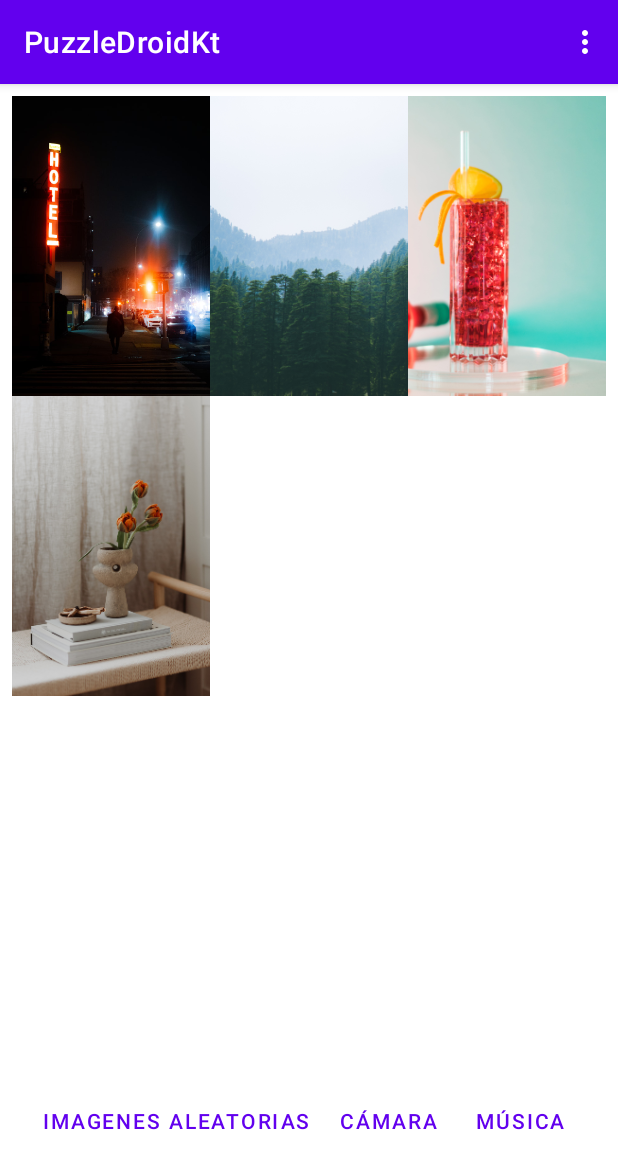
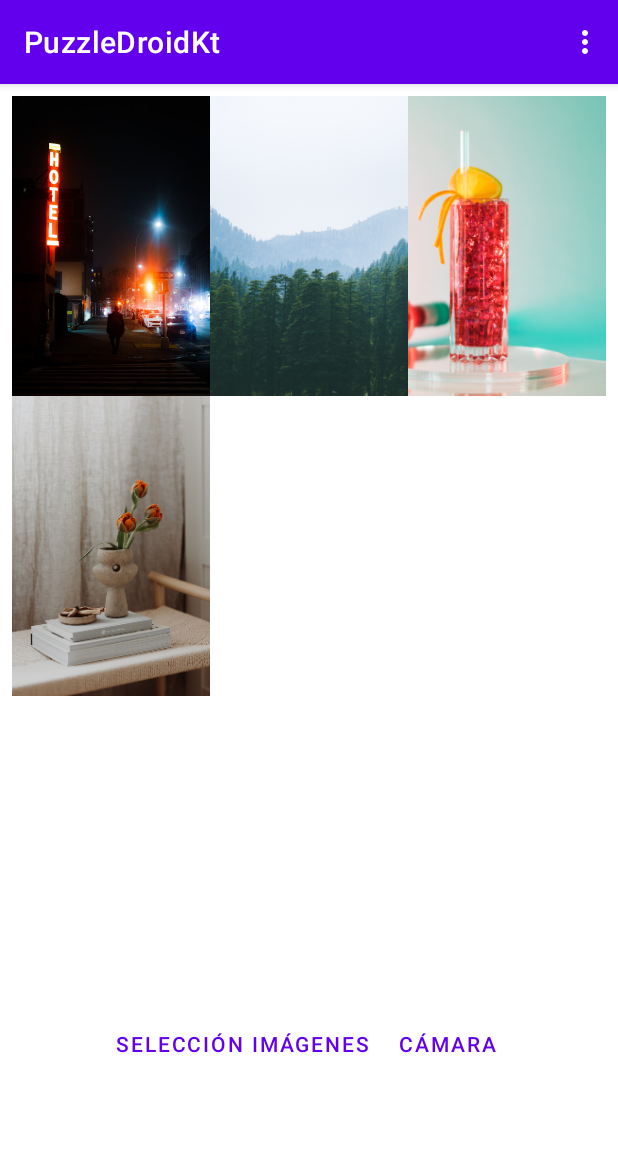
Before and after one commit to DiegoPC-UOC/PuzzleDroidKt, an Android app: the screen it shows after launch (MenuActivity), after a tap on "CÁMARA", on a phone screen of 412 x 824 dp. Shown: the top 1169 px of the screen. Run offline under Robolectric (Android 15) with nearby library versions, the phone set to English and light mode, and no system bars; 1 statement that could not run was skipped.

Commit message:
Finished Product2

```diff
--- a/app/src/main/java/com/example/puzzledroidkt/MainActivity.kt
+++ b/app/src/main/java/com/example/puzzledroidkt/MainActivity.kt
@@ -13,9 +13,7 @@ class MainActivity : AppCompatActivity() {
         /**
          * Mantiene activo splash screen
          */
-         if (!MyMusicService.isRuning) {
-            startService(Intent(this,MyMusicService::class.java))
-         }
+        screenSplash.setKeepOnScreenCondition {true}
         //Si el servicio no esta activo
         //Activa el servicio
         //TODO: Confirmar permisos
--- a/app/src/main/java/com/example/puzzledroidkt/MenuActivity.kt
+++ b/app/src/main/java/com/example/puzzledroidkt/MenuActivity.kt
@@ -7,8 +7,7 @@ import android.os.Bundle
 import android.os.Environment
 import android.provider.MediaStore
 import android.view.Menu
-import android.view.View
-import android.view.View.OnClickListener
+import android.view.MenuItem
 import android.widget.Toast
 import androidx.appcompat.app.AppCompatActivity
 import androidx.core.content.FileProvider
@@ -18,82 +17,84 @@ import kotlin.concurrent.thread
 
 
 class MenuActivity : AppCompatActivity() {
+    //private val musicCode = 300
     private val galleryCode = 200
     private val cameraCode = 100
-    private var selectedImgPathList :ArrayList<String> = ArrayList<String>()
-    private lateinit var binding : ActivityMenuBinding
+    private var selectedImgPathList :ArrayList<String> = ArrayList()
     private lateinit var cameraImgPath : String
     override fun onCreate(savedInstanceState: Bundle?) {
         super.onCreate(savedInstanceState)
         val binding = ActivityMenuBinding.inflate(layoutInflater)
         setContentView(binding.root)
+        startService(Intent(this,MyMusicService::class.java))
 
+        //Lista de las imagenes dentro de la carpeta assets
         val imgList: Array<String>? = binding.root.context.assets.list("img/")
-        val imgs: ArrayList<PuzzleImage> = ArrayList<PuzzleImage>()
+        //Lista de objetos PuzzleImage que se mostrara en el recyclerView
+        val imgs: ArrayList<PuzzleImage> = ArrayList()
+        //Asigna a cada elemento del recyclerView el comportamieto
         val puzzleImagesAdapter = PuzzleImagesAdapter(emptyList()) { puzzleImage ->
             Toast //Variable de Prueba para comprobar la informacion para la siguiente activity
                 .makeText(this, puzzleImage.image, Toast.LENGTH_SHORT)
                 .show()
+            //Cambio a la actividad del puzzle pasando la direccion de la imagen a usar
             val intent = Intent(applicationContext, PuzzleActivity::class.java)
             intent.putExtra("imgPath", puzzleImage.image)
             startActivity(intent)
         }
+        //RecyclerView
         binding.rvPuzzleImages.adapter = puzzleImagesAdapter
+        //Crea un objeto para el adapter por cada imagen en la carpeta assets
+        //Asignandole la direccion de la imagen
         thread {
             if (imgList != null) {
                 for (img in imgList)
                     imgs.add(PuzzleImage("file:///android_asset/img/$img"))
             }
             runOnUiThread{
+                //Asigna los objetos al adapter
                 puzzleImagesAdapter.puzzleImages = imgs
+                //Notifica los cambios al adapter para refrescar el recyclerView
                 puzzleImagesAdapter.notifyDataSetChanged()
             }
         }
-
-
-
         //TODO: Binding ranking recycledview
 
-        //TODO: Boton camara
-        binding.bCamara.setOnClickListener(object : OnClickListener{
-            override fun onClick(v: View?) {
-                openCamara()
+        //Comportamiento boton camara
+        binding.bCamara.setOnClickListener { openCamara() }
+        //Comportamiento boton seleccion imagen
+        binding.bAleatorio.setOnClickListener { openGalleryForImages() }
+//        //Boton musica
+//        binding.bMusica.setOnClickListener { selectMusic() }
     }
-        })
-        //TODO: Boton imagen aleatoria
-        binding.bAleatorio.setOnClickListener(object : OnClickListener{
-            override fun onClick(v: View?) {
-                openGalleryForImages()
-            }
-        })
-        //TODO: Boton musica
-
-        //TODO: Menu ActionBar
-
-    }
+//    private fun selectMusic(){
+//        val intent = Intent(Intent.ACTION_OPEN_DOCUMENT)
+//        intent.addCategory(Intent.CATEGORY_OPENABLE)
+//        intent.type = "audio/*"
+//        startActivityForResult(intent, musicCode)
+//    }
     private fun createImageFile():File{
         val fname = "img_${System.currentTimeMillis()}"
         val storageDir = getExternalFilesDir(Environment.DIRECTORY_PICTURES)
         val image = File.createTempFile(fname, ".jpg",storageDir)
-        cameraImgPath = image.getAbsolutePath();
-        return image;
+        cameraImgPath = image.absolutePath
+        return image
     }
     private fun openCamara(){
-        var pictureIntent = Intent(MediaStore.ACTION_IMAGE_CAPTURE)
-        if(pictureIntent.resolveActivity(getPackageManager()) != null){
-            var photoFile : File = createImageFile()
-            if (photoFile!=null) {
-                var photoUri : Uri =
+        val pictureIntent = Intent(MediaStore.ACTION_IMAGE_CAPTURE)
+        //Solo Funciona en mi movil
+        // if(pictureIntent.resolveActivity(getPackageManager()) != null){
+        val photoFile : File = createImageFile()
+        val photoUri : Uri =
             FileProvider.getUriForFile(this,
                 "com.example.puzzledroidkt.provider",photoFile)
         pictureIntent.putExtra(MediaStore.EXTRA_OUTPUT, photoUri)
         startActivityForResult(pictureIntent, cameraCode)
-            }
-        }
+        //}
     }
     private fun openGalleryForImages() {
 
-            var intent = Intent(Intent.ACTION_OPEN_DOCUMENT)
+            val intent = Intent(Intent.ACTION_OPEN_DOCUMENT)
             intent.putExtra(Intent.EXTRA_ALLOW_MULTIPLE, true)
             intent.addCategory(Intent.CATEGORY_OPENABLE)
             intent.type = "image/*"
@@ -105,16 +106,16 @@ class MenuActivity : AppCompatActivity() {
         if (resultCode == Activity.RESULT_OK && requestCode == galleryCode){
 
             // if multiple images are selected
-            if (data?.getClipData() != null) {
-                var count = data.clipData?.itemCount
+            if (data?.clipData != null) {
+                val count = data.clipData?.itemCount
                 selectedImgPathList.clear()
-                for (i in 0..count!! - 1) {
-                    var imageUri: Uri = data.clipData?.getItemAt(i)!!.uri
+                for (i in 0 until count!!) {
+                    val imageUri: Uri = data.clipData?.getItemAt(i)!!.uri
                     selectedImgPathList.add(imageUri.toString())
                 }
-            } else if (data?.getData() != null) {
+            } else if (data?.data != null) {
                 // if single image is selected
-                var imageUri: Uri = data.data!!
+                val imageUri: Uri = data.data!!
                 selectedImgPathList.clear()
                 selectedImgPathList.add(imageUri.toString())
             }
@@ -129,19 +130,43 @@ class MenuActivity : AppCompatActivity() {
             intent.putExtra("imgPath", cameraImgPath)
             startActivity(intent)
         }
+//        if (resultCode == Activity.RESULT_OK && requestCode == musicCode){
+//            val musicPath = data?.data.toString()
+//            Log.e("Directorio", musicPath);
+//        }
 
     }
+
     override fun onCreateOptionsMenu(menu: Menu): Boolean {
         menuInflater.inflate(R.menu.main_menu, menu)
         return true
     }
+
+    override fun onOptionsItemSelected(item: MenuItem): Boolean {
+        return when (item.itemId) {
+            R.id.music_switch -> {
+                if (MyMusicService.isRuning) {
+                    stopService(Intent(this, MyMusicService::class.java))
+                    MyMusicService.isRuning = false
+                    true
+                } else {
+                    startService(Intent(this, MyMusicService::class.java))
+                    MyMusicService.isRuning = true
+                    true
+                }
+            }
+            else -> return super.onOptionsItemSelected(item)
+        }
+    }
     override fun onResume() {
         super.onResume()
+        if (MyMusicService.isRuning)
             startService(Intent(this, MyMusicService::class.java))
     }
 
     override fun onPause() {
         super.onPause()
+        if (MyMusicService.isRuning)
             stopService(Intent(this, MyMusicService::class.java))
     }
 }
--- a/app/src/main/java/com/example/puzzledroidkt/MyMusicService.kt
+++ b/app/src/main/java/com/example/puzzledroidkt/MyMusicService.kt
@@ -8,9 +8,8 @@ import android.os.IBinder
 class MyMusicService : Service() {
     private val iBinder:IBinder?=null
     private lateinit var mp: MediaPlayer
-    private var length = 0
     companion object {
-        var isRuning = false
+        var isRuning = true
     }
     override fun onBind(intent: Intent): IBinder? {
         return iBinder
@@ -24,14 +23,12 @@ class MyMusicService : Service() {
 
     override fun onStartCommand(intent: Intent?, flags: Int, startId: Int): Int {
         mp.start()
-        isRuning = true
         return START_STICKY
     }
     override fun onDestroy() {
         super.onDestroy()
         mp.stop()
         mp.release()
-        isRuning = false
     }
 
     override fun onUnbind(intent: Intent?): Boolean {
--- a/app/src/main/res/layout/activity_menu.xml
+++ b/app/src/main/res/layout/activity_menu.xml
@@ -29,15 +29,15 @@
             tools:ignore="SpeakableTextPresentCheck"
             tools:listitem="@layout/view_puzzle_image" />
 
-        <androidx.recyclerview.widget.RecyclerView
-            android:layout_width="match_parent"
-            android:layout_height="match_parent"
-            android:layout_weight="2"
-            android:gravity="bottom"
-            android:padding="8dp">
+<!--        <androidx.recyclerview.widget.RecyclerView-->
+<!--            android:layout_width="match_parent"-->
+<!--            android:layout_height="match_parent"-->
+<!--            android:layout_weight="2"-->
+<!--            android:gravity="bottom"-->
+<!--            android:padding="8dp">-->
 
 
-        </androidx.recyclerview.widget.RecyclerView>
+<!--        </androidx.recyclerview.widget.RecyclerView>-->
 
         <LinearLayout
             android:layout_width="match_parent"
@@ -61,12 +61,12 @@
                 android:layout_height="wrap_content"
                 android:text="@string/bCamara" />
 
-            <Button
-                android:id="@+id/button5"
-                style="?android:attr/buttonBarButtonStyle"
-                android:layout_width="wrap_content"
-                android:layout_height="wrap_content"
-                android:text="@string/bMusica" />
+<!--            <Button-->
+<!--                android:id="@+id/bMusica"-->
+<!--                style="?android:attr/buttonBarButtonStyle"-->
+<!--                android:layout_width="wrap_content"-->
+<!--                android:layout_height="wrap_content"-->
+<!--                android:text="@string/bMusica" />-->
         </LinearLayout>
 
     </LinearLayout>
--- a/app/src/main/res/menu/main_menu.xml
+++ b/app/src/main/res/menu/main_menu.xml
@@ -1,17 +1,9 @@
 <?xml version="1.0" encoding="utf-8"?>
 <menu xmlns:app="http://schemas.android.com/apk/res-auto"
     xmlns:android="http://schemas.android.com/apk/res/android">
-
-    <item
-        android:id="@+id/sounds_switch"
-        android:title="Sonidos"
-        app:actionLayout="@layout/switch_item"
-        app:showAsAction="withText"
-        />
     <item
         android:id="@+id/music_switch"
-        android:title="Musica"
+        android:title="@string/musica"
         app:actionLayout="@layout/switch_item"
         app:showAsAction="withText" />
-    <item android:title="Ayuda" />
 </menu>
--- a/app/src/main/res/values/strings.xml
+++ b/app/src/main/res/values/strings.xml
@@ -1,8 +1,13 @@
 <resources>
     <string name="app_name">PuzzleDroidKt</string>
-    <string name="bSelecImg">Imagenes Aleatorias</string>
+    <string name="bSelecImg">Selección Imágenes</string>
     <string name="bCamara">Cámara</string>
     <string name="bMusica">Música</string>
     <string name="invalid_move">Movimiento invalido</string>
     <string name="winner">Has Ganado!!!</string>
+    <string name="sonidos">Sonidos</string>
+    <string name="musica">Música</string>
+    <string name="ayuda">Ayuda</string>
+    <string name="channel_name">notificacion</string>
+    <string name="channel_description">descripcion</string>
 </resources>
```
Also changed, not shown: app/src/main/java/com/example/puzzledroidkt/PuzzleActivity.kt (+65 -7 lines). Lines whose indentation alone changed are shown as unchanged.
